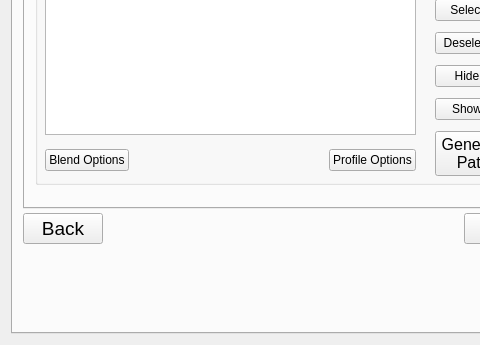
Qt form godel_plugins/src/widgets/robot_blending_plugin.ui (ros-industrial-attic/godel) before a commit; both pictures show x 0 to 480 and y 219 to 564 of the 563 by 564 pixel window.
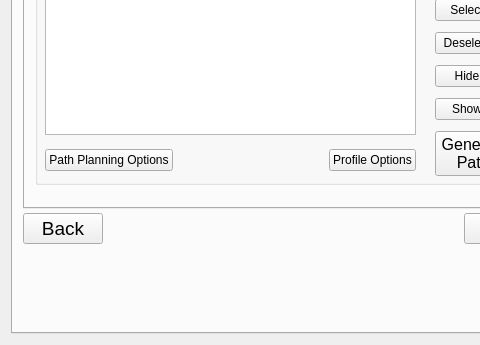
The same form after that commit. The open tabs and pages were chosen to show the change.

Commit message: Replaced blend configuration options with path planning options in GUI Added PathPlanning service and PathPlanningParameters message Added PathPlanningParameters message to SurfaceBlendingParameters service Replaced Blend/ScanPlanparameters in ProcessPlanning service

The edit to the form file:
```diff
--- a/godel_plugins/src/widgets/robot_blending_plugin.ui
+++ b/godel_plugins/src/widgets/robot_blending_plugin.ui
@@ -337,7 +337,7 @@
            <item>
             <widget class="QPushButton" name="PushButtonBlendOptions">
              <property name="text">
-              <string>Blend Options</string>
+              <string>Path Planning Options</string>
              </property>
             </widget>
            </item>
```
Left out of the diff: 4 changed lines with no effect on the pictures. The commit also changes 15 other files.
